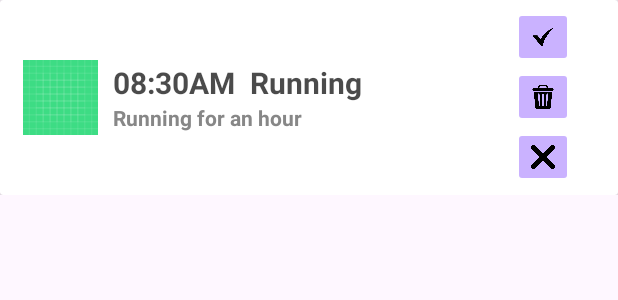
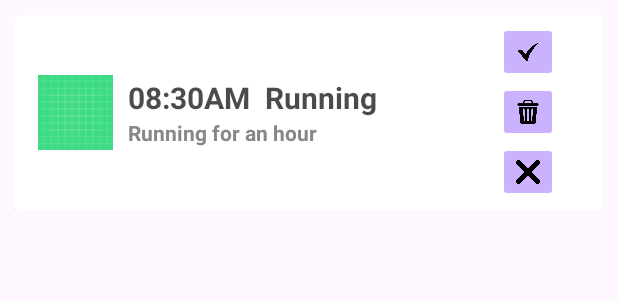
Before and after one commit to yusufkhan08070817/TODO-List_APK-kotlin, an Android app: the layout taskrec.xml on its own in the app's theme, with its tools: preview values and no code run, on a phone screen of 412 x 824 dp. Shown: the top 300 px of the screen. Run offline under Robolectric (Android 15) with nearby library versions, the phone set to English and light mode, and no system bars.

Commit message:
commit all

```diff
--- a/app/src/main/java/com/example/todotry/Activity/MainActivity.kt
+++ b/app/src/main/java/com/example/todotry/Activity/MainActivity.kt
@@ -4,7 +4,6 @@ import android.content.Intent
 import android.os.Build
 import androidx.appcompat.app.AppCompatActivity
 import android.os.Bundle
-import android.view.LayoutInflater
 import android.view.View
 import android.widget.Toast
 import androidx.annotation.RequiresApi
@@ -14,13 +13,11 @@ import com.example.todotry.Adopter.CalanderAdopter
 import com.example.todotry.Adopter.TaskAdopter
 import com.example.todotry.Dataclass.DateAndDay
 import com.example.todotry.OBJ.DataBaseOBJ
-import com.example.todotry.R
 import com.example.todotry.Room.TODOTaskTable
 import com.example.todotry.databinding.ActivityMainBinding
 import kotlinx.coroutines.GlobalScope
 import kotlinx.coroutines.launch
 import java.time.LocalDate
-import java.time.format.DateTimeFormatter
 
 class MainActivity : AppCompatActivity(), CalanderAdopter.clenderclick, TaskAdopter.taskbutton {
     private lateinit var binding: ActivityMainBinding
@@ -87,6 +84,7 @@ class MainActivity : AppCompatActivity(), CalanderAdopter.clenderclick, TaskAdop
 
     override fun taskcomplete(position: Int, data: TODOTaskTable) {
 
+
     }
 
     override fun taskdelete(position: Int, data: TODOTaskTable) {
--- a/app/src/main/java/com/example/todotry/Room/TODOdatabase.kt
+++ b/app/src/main/java/com/example/todotry/Room/TODOdatabase.kt
@@ -6,4 +6,6 @@ import androidx.room.RoomDatabase
 @Database(entities = [TODOTaskTable::class], version = 1)
 abstract class TODOdatabase:RoomDatabase() {
     abstract fun gettoDAO():TODoDAO
+
+
 }
--- a/app/src/main/java/com/example/todotry/Room/completedob.kt
+++ /dev/null
@@ -1,4 +0,0 @@
-package com.example.todotry.Room
-
-class completedob {
-}
--- a/app/src/main/res/layout/taskrec.xml
+++ b/app/src/main/res/layout/taskrec.xml
@@ -3,15 +3,17 @@
     xmlns:tools="http://schemas.android.com/tools"
     android:layout_width="match_parent"
     android:layout_height="130dp"
+android:layout_margin="10dp"
+    android:elevation="8dp"
 
     xmlns:app="http://schemas.android.com/apk/res-auto">
 
     <androidx.cardview.widget.CardView
         android:layout_width="match_parent"
         android:layout_height="match_parent"
-       app:cardElevation="8dp"
-        android:outlineSpotShadowColor="@color/black"
-        android:outlineAmbientShadowColor="@color/black"
+       app:cardElevation="80dp"
+        android:elevation="8dp"
+
         >
 
         <RelativeLayout
@@ -73,6 +75,15 @@
                     android:textStyle="bold" />
             </RelativeLayout>
 
+            <ImageView
+                android:layout_width="match_parent"
+                android:layout_height="wrap_content"
+                android:layout_alignParentTop="true"
+                android:layout_centerHorizontal="true"
+                android:layout_marginTop="83dp"
+                android:paddingTop="45dp"
+                android:src="@drawable/line" />
+
         </RelativeLayout>
 
        <RelativeLayout
```
Also changed, not shown: app/src/main/res/layout/activity_add_taskin_db.xml (+4 -5 lines).
